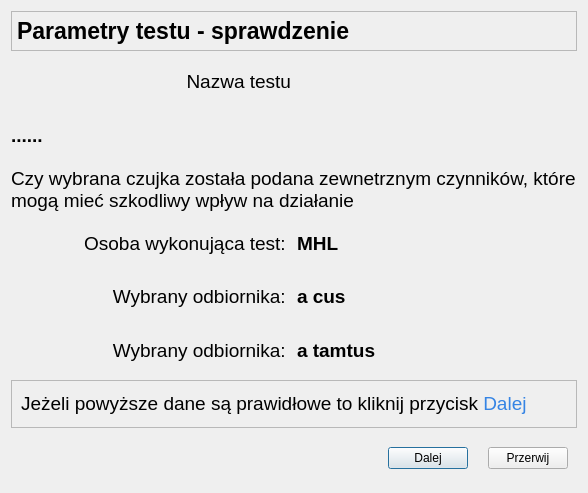
First picture: the form in CzujkiLinioweApp/test3sprawdzenie.ui, repository wiacekmarcin/CzujkiLiniowe, before the edit.
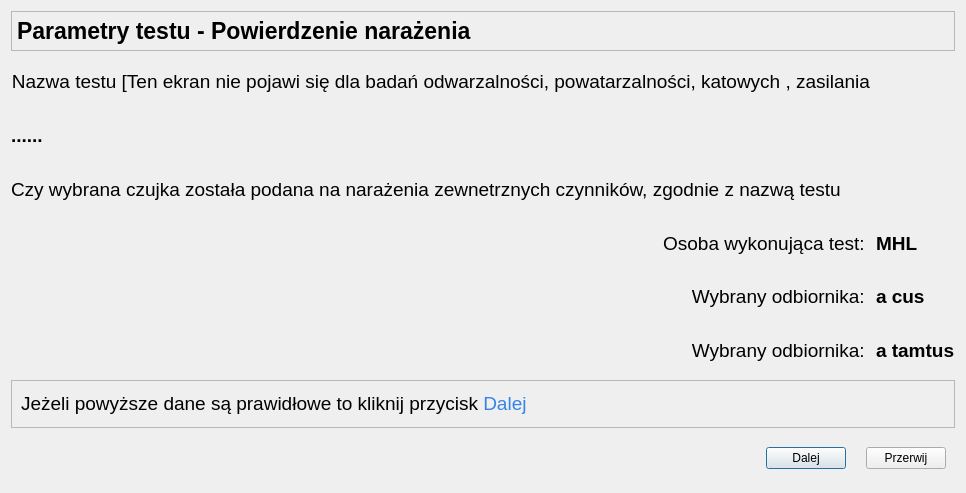
Second picture: the form after the edit. Icons and pictures are not drawn.

Commit message: Zmiany na ekranie Parametry testu

```diff
--- a/CzujkiLinioweApp/test3sprawdzenie.ui
+++ b/CzujkiLinioweApp/test3sprawdzenie.ui
@@ -80,7 +80,7 @@
          </font>
         </property>
         <property name="text">
-         <string>Parametry testu - sprawdzenie </string>
+         <string>Parametry testu - Powierdzenie narażenia</string>
         </property>
        </widget>
       </item>
@@ -95,7 +95,7 @@
       </font>
      </property>
      <property name="text">
-      <string>Nazwa testu</string>
+      <string>Nazwa testu [Ten ekran nie pojawi się dla badań odwarzalności, powatarzalności, katowych , zasilania</string>
      </property>
      <property name="alignment">
       <set>Qt::AlignRight|Qt::AlignTrailing|Qt::AlignVCenter</set>
@@ -251,7 +251,7 @@
       </font>
      </property>
      <property name="text">
-      <string>Czy wybrana czujka została podana zewnetrznym czynników, które mogą mieć szkodliwy wpływ na działanie</string>
+      <string>Czy wybrana czujka została podana na narażenia zewnetrznych czynników, zgodnie z nazwą testu</string>
      </property>
      <property name="wordWrap">
       <bool>true</bool>
```
The commit also changes 25 other files.
